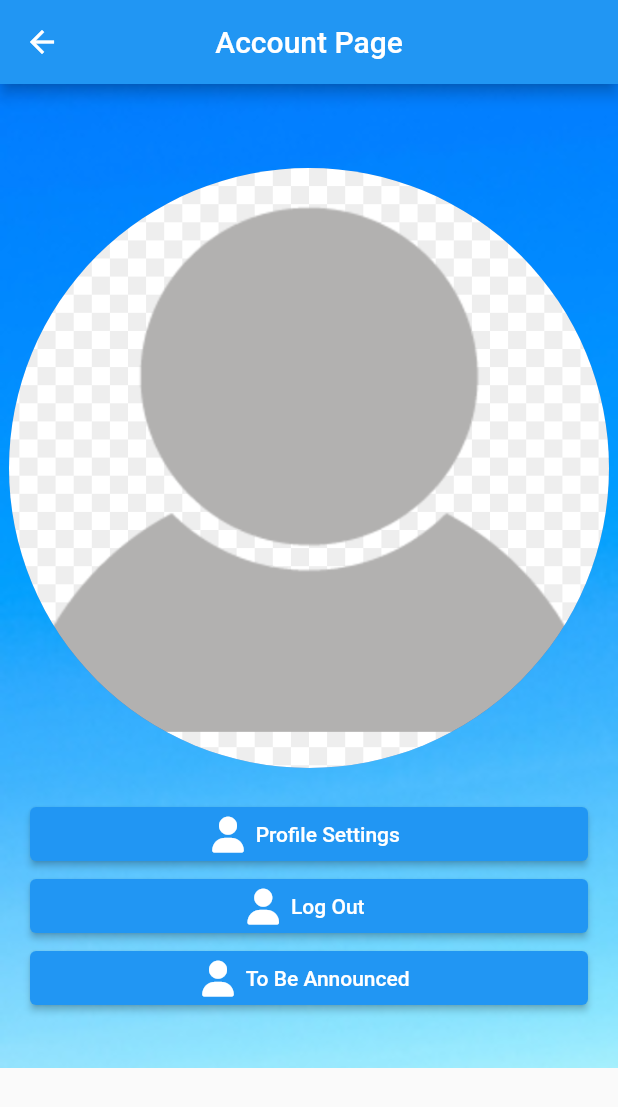
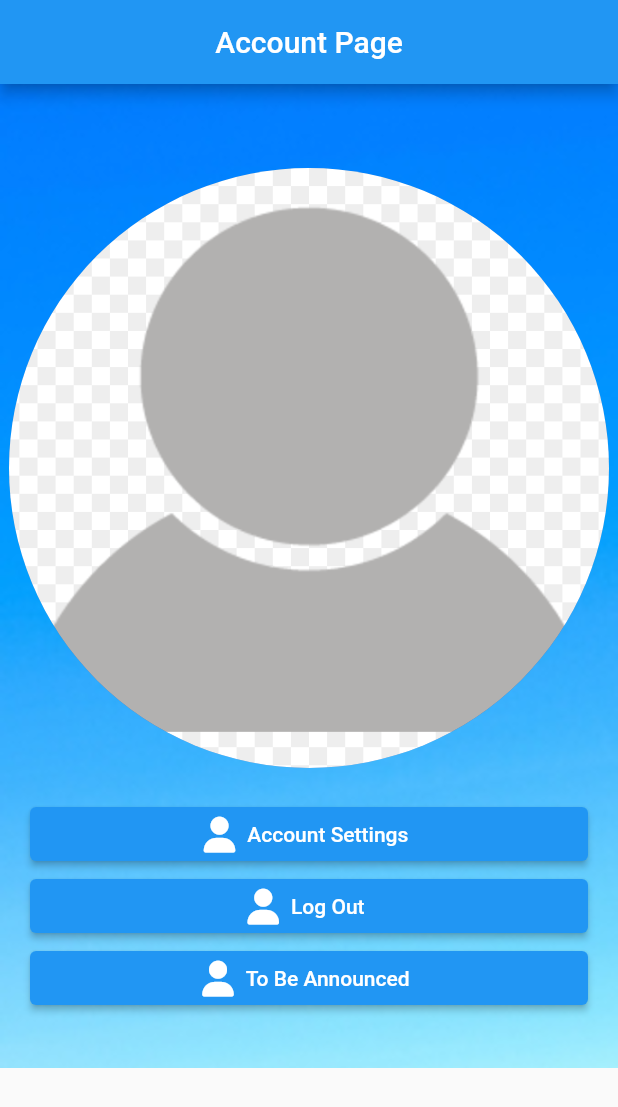
Before and after one commit to AllifAmey/blogapp-frontend, a Flutter app: the Account screen opened by its route, on a phone screen of 412 x 824 dp. Shown: the top 1107 px of the screen. Run offline on Flutter 3.47's test engine with Material 2 defaults, Android fonts, the phone set to English and light mode, and no system bars; our stand-ins replace font_awesome_flutter; missing offline and left inert: dart:ffi; network calls fail.

Commit message:
expanded account settings page and optimised app

```diff
--- a/lib/screens/account_screen.dart
+++ b/lib/screens/account_profile_screen.dart
@@ -5,8 +5,10 @@ import 'package:font_awesome_flutter/font_awesome_flutter.dart';
 import '../providers/user_provider.dart';
 
 import './homepage_screen.dart';
+import './account_settings_screen.dart';
 
 class Account extends StatelessWidget {
+  // Account profile screen where user can adjust app-wide settings.
   const Account({Key? key}) : super(key: key);
   static const routeName = "blog-main/account/";
 
@@ -16,7 +18,8 @@ class Account extends StatelessWidget {
 
     return Scaffold(
       appBar: AppBar(
-        title: Text("Account Page"),
+        automaticallyImplyLeading: false,
+        title: const Text("Account Page"),
         centerTitle: true,
       ),
       body: SingleChildScrollView(
@@ -28,21 +31,23 @@ class Account extends StatelessWidget {
           ),
           child: Column(
             children: [
-              SizedBox(height: 20,),
+              const SizedBox(height: 20,),
               Text("${userData.getUser()}"),
-              SizedBox(height: 20,),
-              CircleAvatar(
+              const SizedBox(height: 20,),
+              const CircleAvatar(
                   radius: 200,
                   backgroundImage: AssetImage('assets/images/default_user_profile_img.png')),
               Container(
                 height: 200,
-                padding: EdgeInsets.all(20),
+                padding: const EdgeInsets.all(20),
                 child: ListView(
                   children: [
                     ElevatedButton.icon(
-                        onPressed: () {},
-                        icon: FaIcon(FontAwesomeIcons.solidUser,),
-                        label: Text("Profile Settings")
+                        onPressed: () {
+                          Navigator.of(context).pushReplacementNamed(AccountSettings.routeName);
+                        },
+                        icon: const FaIcon(FontAwesomeIcons.solidUser,),
+                        label: Text("Account Settings")
                     ),
                     ElevatedButton.icon(
                         onPressed: () {
@@ -50,19 +55,19 @@ class Account extends StatelessWidget {
                           Navigator.pushAndRemoveUntil(
                             context,
                             MaterialPageRoute(
-                              builder: (BuildContext context) => HomePage(),
+                              builder: (BuildContext context) => const HomePage(),
                             ),
                                 (route) => false,
                           );
                         },
-                        icon: FaIcon(FontAwesomeIcons.solidUser,),
-                        label: Text("Log Out")
+                        icon: const FaIcon(FontAwesomeIcons.solidUser,),
+                        label: const Text("Log Out")
                     ),
                     ElevatedButton.icon(
                         onPressed: () {
                         },
-                        icon: FaIcon(FontAwesomeIcons.solidUser,),
-                        label: Text("To Be Announced")
+                        icon: const FaIcon(FontAwesomeIcons.solidUser,),
+                        label: const Text("To Be Announced")
                     ),
 
                   ],
```
Also changed, not shown: lib/main.dart (+10 -8 lines), lib/screens/account_blog_settings_screen.dart (added, +11 -0 lines), lib/screens/account_settings_screen.dart (added, +57 -0 lines), lib/screens/auth_login_screen.dart (+7 -7 lines), lib/screens/auth_signup_screen.dart (+7 -7 lines), lib/screens/blog_create_form_screen.dart (+12 -12 lines), lib/screens/blog_individual_screen.dart (+5 -5 lines), lib/screens/blog_main_screen.dart (+7 -6 lines), lib/screens/homepage_screen.dart (+5 -5 lines), lib/screens/tabs_screen.dart (+19 -13 lines).
